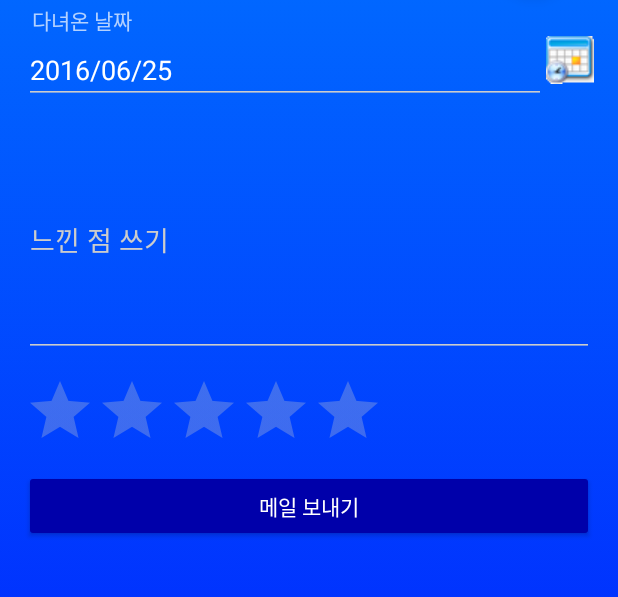
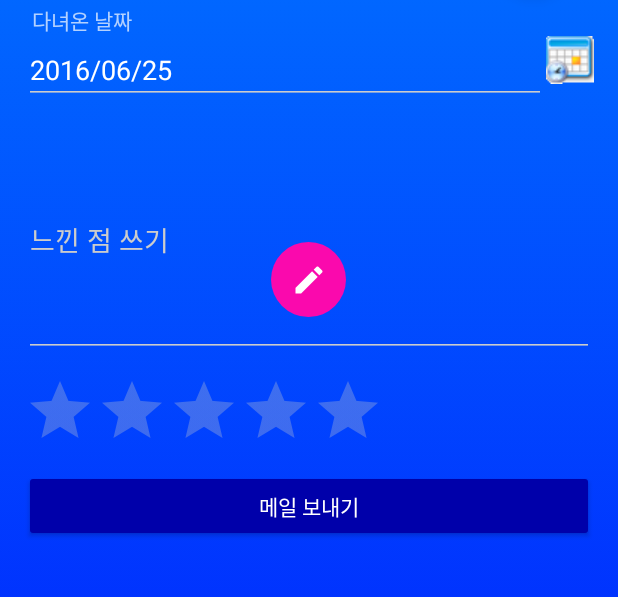
Before and after one commit to ShinJaehun/FieldTrip, an Android app: the PlaceActivity screen opened directly, with no data from a screen before it, after a tap on an icon or button, on a phone screen of 412 x 824 dp, the part 338-935 px from its top. Run offline under Robolectric (Android 15) with nearby library versions, the light colour scheme and no system bars; 7 statements that could not run were skipped.

Commit message:
API 19에서도 사용 가능한 FAB를 위해 round_button.xml 추가 + 필요한 아이콘 이미지 탑재

```diff
--- /dev/null
+++ b/app/src/main/res/drawable/round_button.xml
@@ -0,0 +1,13 @@
+<?xml version="1.0" encoding="utf-8"?>
+<selector xmlns:android="http://schemas.android.com/apk/res/android">
+    <item android:state_pressed="false">
+        <shape android:shape="oval">
+            <solid android:color="#fa09ad"/>
+        </shape>
+    </item>
+    <item android:state_pressed="true">
+        <shape android:shape="oval">
+            <solid android:color="#c20586"/>
+        </shape>
+    </item>
+</selector>
--- a/app/src/main/res/layout/activity_place.xml
+++ b/app/src/main/res/layout/activity_place.xml
@@ -66,7 +66,14 @@
             android:layout_width="match_parent"
             android:layout_height="wrap_content" />
 
-
     </android.support.v4.widget.NestedScrollView>
 
+
+    <ImageButton
+        android:layout_width="50dp"
+        android:layout_height="50dp"
+        android:background="@drawable/round_button"
+        android:layout_gravity="center_horizontal|center_vertical"
+        android:src="@mipmap/ic_create_white_24dp"/>
+
 </android.support.design.widget.CoordinatorLayout>
```
Also changed, not shown: app/src/main/res/mipmap-hdpi/ic_create_white_24dp.png (added), app/src/main/res/mipmap-hdpi/ic_mail_white_24dp.png (added), app/src/main/res/mipmap-hdpi/ic_today_white_24dp.png (added), app/src/main/res/mipmap-mdpi/ic_create_white_24dp.png (added), app/src/main/res/mipmap-mdpi/ic_mail_white_24dp.png (added), app/src/main/res/mipmap-mdpi/ic_today_white_24dp.png (added), app/src/main/res/mipmap-xhdpi/ic_create_white_24dp.png (added), app/src/main/res/mipmap-xhdpi/ic_mail_white_24dp.png (added), app/src/main/res/mipmap-xhdpi/ic_today_white_24dp.png (added), app/src/main/res/mipmap-xxhdpi/ic_create_white_24dp.png (added), app/src/main/res/mipmap-xxhdpi/ic_mail_white_24dp.png (added), app/src/main/res/mipmap-xxhdpi/ic_today_white_24dp.png (added), app/src/main/res/mipmap-xxxhdpi/ic_create_white_24dp.png (added), app/src/main/res/mipmap-xxxhdpi/ic_mail_white_24dp.png (added), 1 more files.
